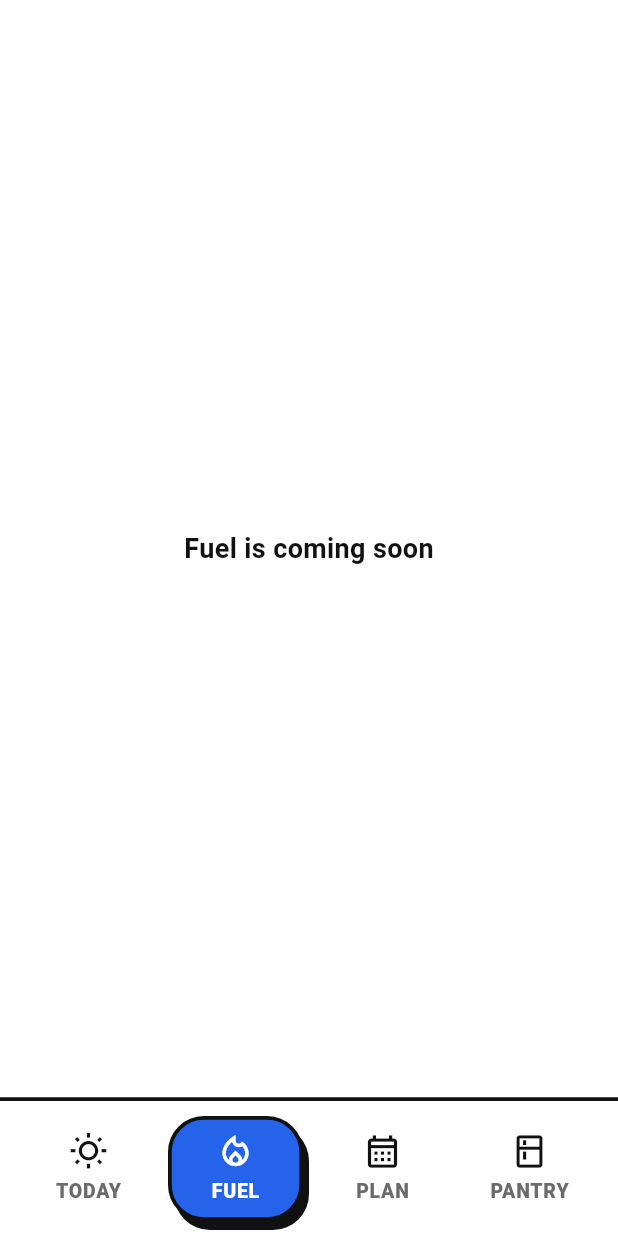
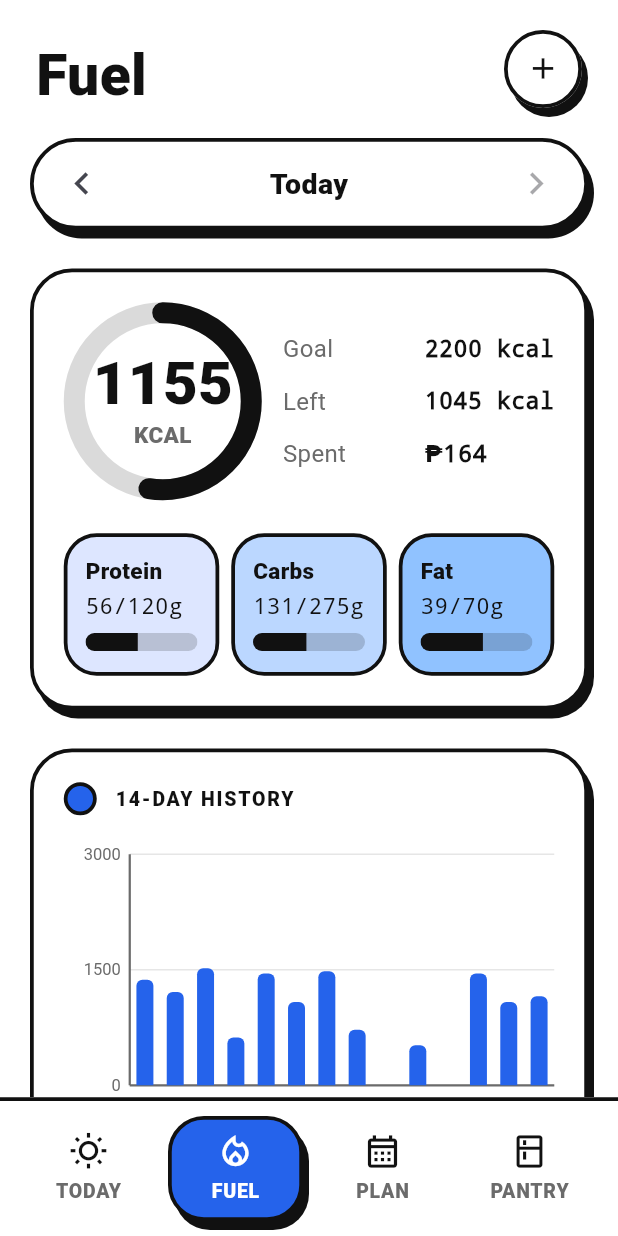
Before and after one commit to aldanjosephcarlomahinay24-collab/nutritrack-app, a Flutter app: the screen it shows after launch, item 2 of the bottom bar chosen, on a phone screen of 412 x 824 dp. Run offline on Flutter 3.47's test engine with Material 3 defaults, Android fonts, the phone set to English and light mode, and no system bars.

Commit message:
Add Fuel screen and connect it to the bottom bar

```diff
--- /dev/null
+++ b/lib/screens/fuel_screen.dart
@@ -0,0 +1,310 @@
+import 'package:flutter/material.dart';
+
+import '../app_theme.dart';
+import '../data/meal_store.dart';
+import '../models/meal.dart';
+import '../widgets/charts.dart';
+import '../widgets/meal_tile.dart';
+import '../widgets/section_card.dart';
+import 'log_meal_screen.dart';
+
+class FuelScreen extends StatefulWidget {
+  const FuelScreen({super.key, required this.store});
+
+  final MealStore store;
+
+  @override
+  State<FuelScreen> createState() => _FuelScreenState();
+}
+
+class _FuelScreenState extends State<FuelScreen> {
+  DateTime day = DateUtils.dateOnly(DateTime.now());
+
+  bool get _isToday => DateUtils.isSameDay(day, DateTime.now());
+
+  String get _dayLabel {
+    if (_isToday) return 'Today';
+    final yesterday = DateTime.now().subtract(const Duration(days: 1));
+    if (DateUtils.isSameDay(day, yesterday)) return 'Yesterday';
+    return '${day.month}/${day.day}';
+  }
+
+  void _shiftDay(int days) {
+    final next = day.add(Duration(days: days));
+    if (next.isAfter(DateTime.now())) return;
+    setState(() => day = next);
+  }
+
+  Future<void> _openForm({Meal? meal, MealType? type}) async {
+    final saved = await Navigator.push<bool>(
+      context,
+      MaterialPageRoute(
+        builder: (_) => LogMealScreen(
+          store: widget.store,
+          meal: meal,
+          initialType: type,
+          day: day,
+        ),
+      ),
+    );
+    if (saved == true && mounted) {
+      ScaffoldMessenger.of(context).showSnackBar(
+        SnackBar(content: Text(meal == null ? 'Meal logged' : 'Meal updated')),
+      );
+    }
+  }
+
+  @override
+  Widget build(BuildContext context) {
+    final store = widget.store;
+    return ListenableBuilder(
+      listenable: store,
+      builder: (context, _) {
+        final meals = store.mealsOn(day);
+        final totals = store.totalsOn(day);
+        final remaining = store.calorieGoal - totals.calories;
+        return ListView(
+          padding: const EdgeInsets.fromLTRB(20, 12, 20, 28),
+          children: [
+            ScreenHeader(
+              title: 'Fuel',
+              actions: [
+                RoundIconButton(
+                  icon: Icons.add,
+                  tooltip: 'Log a meal',
+                  onPressed: () => _openForm(),
+                ),
+              ],
+            ),
+            SectionCard(
+              padding: const EdgeInsets.symmetric(horizontal: 8, vertical: 4),
+              radius: 40,
+              child: Row(
+                children: [
+                  IconButton(
+                    onPressed: () => _shiftDay(-1),
+                    icon: const Icon(Icons.chevron_left, size: 30),
+                  ),
+                  Expanded(
+                    child: Text(
+                      _dayLabel,
+                      textAlign: TextAlign.center,
+                      style: const TextStyle(
+                        fontSize: 19,
+                        fontWeight: FontWeight.w800,
+                      ),
+                    ),
+                  ),
+                  IconButton(
+                    onPressed: _isToday ? null : () => _shiftDay(1),
+                    icon: const Icon(Icons.chevron_right, size: 30),
+                  ),
+                ],
+              ),
+            ),
+            const SizedBox(height: 26),
+            SectionCard(
+              child: Column(
+                children: [
+                  Row(
+                    children: [
+                      CalorieRing(
+                        value: totals.calories,
+                        goal: store.calorieGoal,
+                      ),
+                      const SizedBox(width: 14),
+                      Expanded(
+                        child: Column(
+                          children: [
+                            _KeyValue('Goal', '${store.calorieGoal} kcal'),
+                            const SizedBox(height: 12),
+                            _KeyValue(
+                              remaining >= 0 ? 'Left' : 'Over',
+                              '${remaining.abs()} kcal',
+                            ),
+                            const SizedBox(height: 12),
+                            _KeyValue('Spent', peso(totals.cost)),
+                          ],
+                        ),
+                      ),
+                    ],
+                  ),
+                  const SizedBox(height: 22),
+                  Row(
+                    children: [
+                      Expanded(
+                        child: MacroChip(
+                          label: 'Protein',
+                          value: totals.protein,
+                          goal: store.proteinGoal,
+                          color: AppColors.blueSoft,
+                        ),
+                      ),
+                      const SizedBox(width: 8),
+                      Expanded(
+                        child: MacroChip(
+                          label: 'Carbs',
+                          value: totals.carbs,
+                          goal: store.carbsGoal,
+                          color: AppColors.blueMid,
+                        ),
+                      ),
+                      const SizedBox(width: 8),
+                      Expanded(
+                        child: MacroChip(
+                          label: 'Fat',
+                          value: totals.fat,
+                          goal: store.fatGoal,
+                          color: AppColors.blueLight,
+                        ),
+                      ),
+                    ],
+                  ),
+                ],
+              ),
+            ),
+            const SizedBox(height: 26),
+            SectionCard(
+              child: Column(
+                crossAxisAlignment: CrossAxisAlignment.start,
+                children: [
+                  const SectionTitle('14-day history'),
+                  const SizedBox(height: 18),
+                  HistoryChart(
+                    values: store.calorieHistory(14),
+                    endDay: DateTime.now(),
+                  ),
+                ],
+              ),
+            ),
+            const SizedBox(height: 26),
+            SectionCard(
+              child: Column(
+                crossAxisAlignment: CrossAxisAlignment.start,
+                children: [
+                  SectionTitle(_isToday ? "Today's meals" : 'Meals'),
+                  const SizedBox(height: 8),
+                  for (final type in MealType.values)
+                    _MealGroup(
+                      type: type,
+                      meals: meals.where((m) => m.type == type).toList(),
+                      onAdd: () => _openForm(type: type),
+                      onEdit: (meal) => _openForm(meal: meal),
+                      onDelete: (meal) => store.deleteMeal(meal.id),
+                    ),
+                ],
+              ),
+            ),
+          ],
+        );
+      },
+    );
+  }
+}
+
+class _KeyValue extends StatelessWidget {
+  const _KeyValue(this.label, this.value);
+
+  final String label;
+  final String value;
+
+  @override
+  Widget build(BuildContext context) {
+    return Row(
+      children: [
+        Expanded(
+          child: Text(
+            label,
+            style: const TextStyle(fontSize: 16, color: AppColors.muted),
+          ),
+        ),
+        const SizedBox(width: 8),
+        Flexible(
+          child: FittedBox(
+            fit: BoxFit.scaleDown,
+            child: Text(
+              value,
+              style: const TextStyle(
+                fontFamily: monoFont,
+                fontSize: 16,
+                fontWeight: FontWeight.w800,
+              ),
+            ),
+          ),
+        ),
+      ],
+    );
+  }
+}
+
+class _MealGroup extends StatelessWidget {
+  const _MealGroup({
+    required this.type,
+    required this.meals,
+    required this.onAdd,
+    required this.onEdit,
+    required this.onDelete,
+  });
+
+  final MealType type;
+  final List<Meal> meals;
+  final VoidCallback onAdd;
+  final ValueChanged<Meal> onEdit;
+  final ValueChanged<Meal> onDelete;
+
+  @override
+  Widget build(BuildContext context) {
+    final kcal = meals.fold(0, (sum, m) => sum + m.calories);
+    return Padding(
+      padding: const EdgeInsets.only(top: 12),
+      child: Column(
+        children: [
+          Row(
+            children: [
+              Container(
+                width: 12,
+                height: 12,
+                decoration: BoxDecoration(
+                  color: AppColors.blue,
+                  shape: BoxShape.circle,
+                  border: Border.all(color: AppColors.ink, width: 2),
+                ),
+              ),
+              const SizedBox(width: 10),
+              Text(
+                type.label,
+                style: const TextStyle(
+                  fontSize: 18,
+                  fontWeight: FontWeight.w900,
+                ),
+              ),
+              const SizedBox(width: 10),
+              Text(
+                '$kcal kcal',
+                style: const TextStyle(
+                  fontFamily: monoFont,
+                  fontSize: 15,
+                  color: AppColors.muted,
+                ),
+              ),
+              const Spacer(),
+              RoundIconButton(
+                icon: Icons.add,
+                tooltip: 'Add ${type.label.toLowerCase()}',
+                size: 38,
+                shadow: false,
+                onPressed: onAdd,
+              ),
+            ],
+          ),
+          for (final meal in meals)
+            MealTile(
+              meal: meal,
+              onEdit: () => onEdit(meal),
+              onDelete: () => onDelete(meal),
+            ),
+        ],
+      ),
+    );
+  }
+}
--- a/lib/screens/main_navigation.dart
+++ b/lib/screens/main_navigation.dart
@@ -2,6 +2,7 @@ import 'package:flutter/material.dart';
 
 import '../data/meal_store.dart';
 import '../widgets/pop_nav_bar.dart';
+import 'fuel_screen.dart';
 import 'pantry_screen.dart';
 
 class MainNavigation extends StatefulWidget {
@@ -20,7 +21,7 @@ class _MainNavigationState extends State<MainNavigation> {
   Widget build(BuildContext context) {
     final screens = [
       const _ComingSoon('Today'),
-      const _ComingSoon('Fuel'),
+      FuelScreen(store: widget.store),
       const _ComingSoon('Plan'),
       PantryScreen(store: widget.store),
     ];
```
